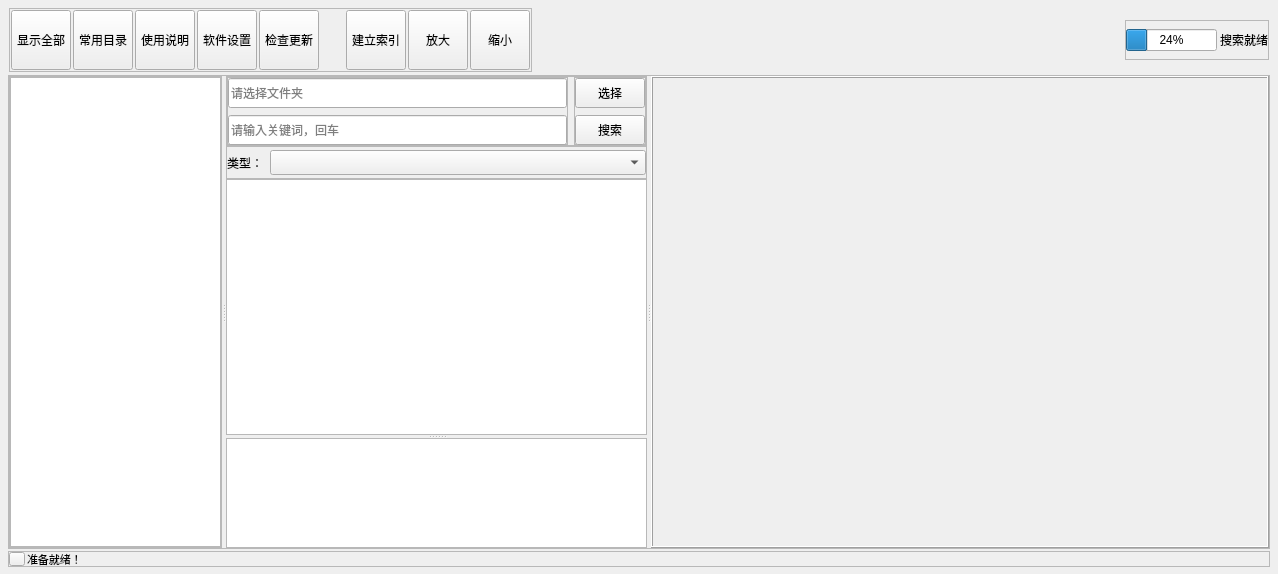
Above: MainWindow.ui from Gaoyongxian666/OpenSearcher before the change. Below: the same form after it.
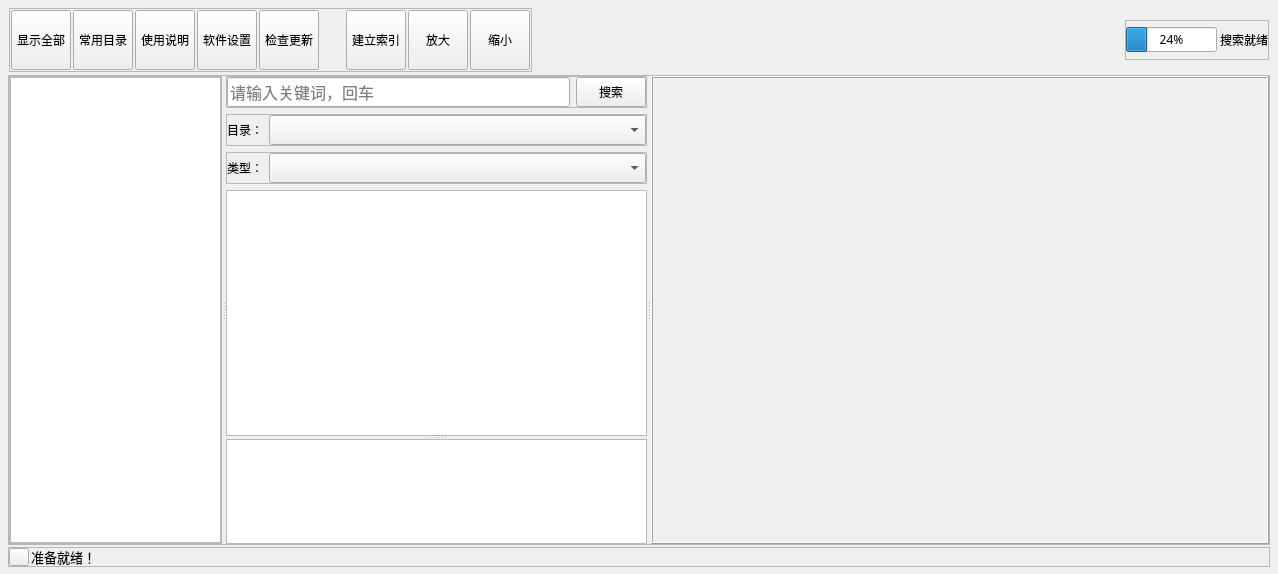
That is the form after the change. Icons and pictures are not drawn. Custom widgets are drawn as their Qt base class.

What changed in the file:
```diff
--- a/MainWindow.ui
+++ b/MainWindow.ui
@@ -14,6 +14,11 @@
    <string>MainWindow</string>
   </property>
   <widget class="QWidget" name="centralwidget">
+   <property name="font">
+    <font>
+     <family>华文细黑</family>
+    </font>
+   </property>
    <property name="styleSheet">
     <string notr="true">/*QPushButton {
     border: none; 
@@ -57,6 +62,11 @@
         <height>16777215</height>
        </size>
       </property>
+      <property name="font">
+       <font>
+        <family>宋体</family>
+       </font>
+      </property>
       <property name="frameShape">
        <enum>QFrame::NoFrame</enum>
       </property>
@@ -694,7 +704,7 @@
              </property>
              <layout class="QVBoxLayout" name="verticalLayout_2">
               <property name="spacing">
-               <number>0</number>
+               <number>6</number>
               </property>
               <property name="leftMargin">
                <number>0</number>
@@ -729,35 +739,8 @@
                  <enum>QFrame::Raised</enum>
                 </property>
                 <layout class="QHBoxLayout" name="horizontalLayout_4">
-                 <property name="leftMargin">
-                  <number>0</number>
-                 </property>
-                 <property name="topMargin">
-                  <number>0</number>
-                 </property>
-                 <property name="rightMargin">
-                  <number>0</number>
-                 </property>
-                 <property name="bottomMargin">
-                  <number>0</number>
-                 </property>
-                 <item>
-                  <widget class="QFrame" name="frame_search_left">
-                   <property name="sizePolicy">
-                    <sizepolicy hsizetype="Expanding" vsizetype="Preferred">
-                     <horstretch>0</horstretch>
-                     <verstretch>0</verstretch>
-                    </sizepolicy>
-                   </property>
-                   <property name="frameShape">
-                    <enum>QFrame::StyledPanel</enum>
-                   </property>
-                   <property name="frameShadow">
-                    <enum>QFrame::Raised</enum>
-                   </property>
-                   <layout class="QVBoxLayout" name="verticalLayout_3">
                     <property name="spacing">
-                     <number>8</number>
+                  <number>6</number>
                     </property>
                     <property name="leftMargin">
                      <number>0</number>
@@ -772,7 +755,7 @@
                      <number>0</number>
                     </property>
                     <item>
-                     <widget class="QLineEdit" name="file_edit">
+                  <widget class="QLineEdit" name="textEdit_keywords">
                       <property name="sizePolicy">
                        <sizepolicy hsizetype="Expanding" vsizetype="Fixed">
                         <horstretch>1</horstretch>
@@ -791,37 +774,14 @@
                         <height>30</height>
                        </size>
                       </property>
-                      <property name="styleSheet">
-                       <string notr="true">font: 75 9pt &quot;微软雅黑&quot;;
-font: 12pt &quot;宋体&quot;;</string>
-                      </property>
-                      <property name="text">
-                       <string/>
-                      </property>
-                      <property name="placeholderText">
-                       <string>请选择文件夹</string>
-                      </property>
-                     </widget>
-                    </item>
-                    <item>
-                     <widget class="QLineEdit" name="keywords_edit">
-                      <property name="sizePolicy">
-                       <sizepolicy hsizetype="Expanding" vsizetype="Fixed">
-                        <horstretch>1</horstretch>
-                        <verstretch>0</verstretch>
-                       </sizepolicy>
-                      </property>
-                      <property name="minimumSize">
-                       <size>
-                        <width>0</width>
-                        <height>30</height>
-                       </size>
-                      </property>
-                      <property name="maximumSize">
-                       <size>
-                        <width>16777215</width>
-                        <height>30</height>
-                       </size>
+                   <property name="font">
+                    <font>
+                     <family>宋体</family>
+                     <pointsize>12</pointsize>
+                     <weight>50</weight>
+                     <italic>false</italic>
+                     <bold>false</bold>
+                    </font>
                       </property>
                       <property name="styleSheet">
                        <string notr="true">font: 12pt &quot;宋体&quot;;</string>
@@ -834,58 +794,6 @@
                       </property>
                      </widget>
                     </item>
-                   </layout>
-                  </widget>
-                 </item>
-                 <item>
-                  <widget class="QFrame" name="frame_search_right">
-                   <property name="sizePolicy">
-                    <sizepolicy hsizetype="Preferred" vsizetype="Preferred">
-                     <horstretch>0</horstretch>
-                     <verstretch>0</verstretch>
-                    </sizepolicy>
-                   </property>
-                   <property name="frameShape">
-                    <enum>QFrame::StyledPanel</enum>
-                   </property>
-                   <property name="frameShadow">
-                    <enum>QFrame::Raised</enum>
-                   </property>
-                   <layout class="QVBoxLayout" name="verticalLayout_4">
-                    <property name="spacing">
-                     <number>7</number>
-                    </property>
-                    <property name="leftMargin">
-                     <number>0</number>
-                    </property>
-                    <property name="topMargin">
-                     <number>0</number>
-                    </property>
-                    <property name="rightMargin">
-                     <number>0</number>
-                    </property>
-                    <property name="bottomMargin">
-                     <number>0</number>
-                    </property>
-                    <item>
-                     <widget class="QPushButton" name="file_button">
-                      <property name="minimumSize">
-                       <size>
-                        <width>0</width>
-                        <height>30</height>
-                       </size>
-                      </property>
-                      <property name="maximumSize">
-                       <size>
-                        <width>70</width>
-                        <height>30</height>
-                       </size>
-                      </property>
-                      <property name="text">
-                       <string>选择</string>
-                      </property>
-                     </widget>
-                    </item>
                     <item>
                      <widget class="QPushButton" name="search_button">
                       <property name="minimumSize">
@@ -900,6 +808,11 @@
                         <height>30</height>
                        </size>
                       </property>
+                   <property name="font">
+                    <font>
+                     <family>微软雅黑</family>
+                    </font>
+                   </property>
                       <property name="text">
                        <string>搜索</string>
                       </property>
@@ -908,6 +821,64 @@
                    </layout>
                   </widget>
                  </item>
+              <item>
+               <widget class="QFrame" name="frame_dir">
+                <property name="minimumSize">
+                 <size>
+                  <width>0</width>
+                  <height>0</height>
+                 </size>
+                </property>
+                <property name="frameShape">
+                 <enum>QFrame::StyledPanel</enum>
+                </property>
+                <property name="frameShadow">
+                 <enum>QFrame::Raised</enum>
+                </property>
+                <layout class="QHBoxLayout" name="horizontalLayout_7">
+                 <property name="spacing">
+                  <number>6</number>
+                 </property>
+                 <property name="leftMargin">
+                  <number>0</number>
+                 </property>
+                 <property name="topMargin">
+                  <number>0</number>
+                 </property>
+                 <property name="rightMargin">
+                  <number>0</number>
+                 </property>
+                 <property name="bottomMargin">
+                  <number>0</number>
+                 </property>
+                 <item alignment="Qt::AlignLeft">
+                  <widget class="QLabel" name="label_2">
+                   <property name="font">
+                    <font>
+                     <family>微软雅黑</family>
+                    </font>
+                   </property>
+                   <property name="text">
+                    <string>目录：</string>
+                   </property>
+                  </widget>
+                 </item>
+                 <item>
+                  <widget class="QComboDirBox" name="comboBox_dir">
+                   <property name="sizePolicy">
+                    <sizepolicy hsizetype="Expanding" vsizetype="Preferred">
+                     <horstretch>0</horstretch>
+                     <verstretch>0</verstretch>
+                    </sizepolicy>
+                   </property>
+                   <property name="minimumSize">
+                    <size>
+                     <width>0</width>
+                     <height>30</height>
+                    </size>
+                   </property>
+                  </widget>
+                 </item>
                 </layout>
                </widget>
               </item>
@@ -922,7 +893,7 @@
                 <property name="maximumSize">
                  <size>
                   <width>16777215</width>
-                  <height>35</height>
+                  <height>40</height>
                  </size>
                 </property>
                 <property name="frameShape">
@@ -933,24 +904,29 @@
                 </property>
                 <layout class="QHBoxLayout" name="horizontalLayout_8">
                  <property name="spacing">
-                  <number>0</number>
+                  <number>6</number>
                  </property>
                  <property name="leftMargin">
                   <number>0</number>
                  </property>
                  <property name="topMargin">
-                  <number>3</number>
+                  <number>0</number>
                  </property>
                  <property name="rightMargin">
                   <number>0</number>
                  </property>
                  <property name="bottomMargin">
-                  <number>3</number>
+                  <number>0</number>
                  </property>
                  <item>
                   <widget class="QLabel" name="label">
+                   <property name="font">
+                    <font>
+                     <family>微软雅黑</family>
+                    </font>
+                   </property>
                    <property name="text">
-                    <string>类型：  </string>
+                    <string>类型：</string>
                    </property>
                   </widget>
                  </item>
@@ -965,18 +941,18 @@
                    <property name="minimumSize">
                     <size>
                      <width>200</width>
-                     <height>25</height>
+                     <height>30</height>
                     </size>
                    </property>
                    <property name="maximumSize">
                     <size>
                      <width>16777215</width>
-                     <height>25</height>
+                     <height>30</height>
                     </size>
                    </property>
                    <property name="font">
                     <font>
-                     <family>宋体</family>
+                     <family>微软雅黑</family>
                      <pointsize>12</pointsize>
                      <weight>50</weight>
                      <italic>false</italic>
@@ -1092,6 +1068,11 @@
                   <height>0</height>
                  </size>
                 </property>
+                <property name="font">
+                 <font>
+                  <family>微软雅黑</family>
+                 </font>
+                </property>
                 <property name="frameShape">
                  <enum>QFrame::Box</enum>
                 </property>
@@ -1112,13 +1093,13 @@
          <property name="minimumSize">
           <size>
            <width>0</width>
-           <height>16</height>
+           <height>20</height>
           </size>
          </property>
          <property name="maximumSize">
           <size>
            <width>16777215</width>
-           <height>16</height>
+           <height>20</height>
           </size>
          </property>
          <property name="font">
@@ -1161,8 +1142,8 @@
             </property>
             <property name="maximumSize">
              <size>
-              <width>16</width>
-              <height>16</height>
+              <width>20</width>
+              <height>20</height>
              </size>
             </property>
             <property name="toolTip">
@@ -1187,7 +1168,8 @@
            <widget class="QLabel" name="bottom_lable">
             <property name="font">
              <font>
-              <pointsize>8</pointsize>
+              <family>微软雅黑</family>
+              <pointsize>10</pointsize>
              </font>
             </property>
             <property name="text">
@@ -1231,6 +1213,16 @@
    <extends>QListView</extends>
    <header>qfilelistview.h</header>
   </customwidget>
+  <customwidget>
+   <class>QComboDirBox</class>
+   <extends>QComboBox</extends>
+   <header>qcombodirbox.h</header>
+  </customwidget>
+  <customwidget>
+   <class>QClickableLabel</class>
+   <extends>QLabel</extends>
+   <header>qclickablelabel.h</header>
+  </customwidget>
  </customwidgets>
  <resources>
   <include location="icon.qrc"/>
```
Left out of the diff: 58 changed lines with no effect on the pictures. Lines whose indentation alone changed are shown as unchanged.
